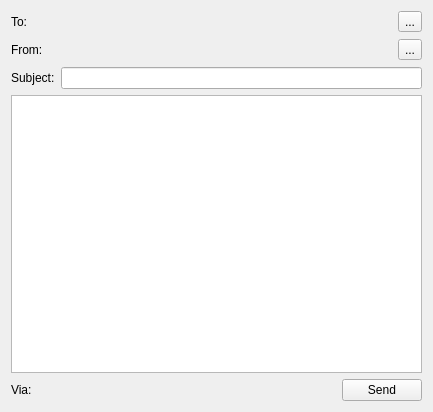
Qt form src/gui/widgets/compose.ui (Open-Transactions/Moneychanger) before a commit.
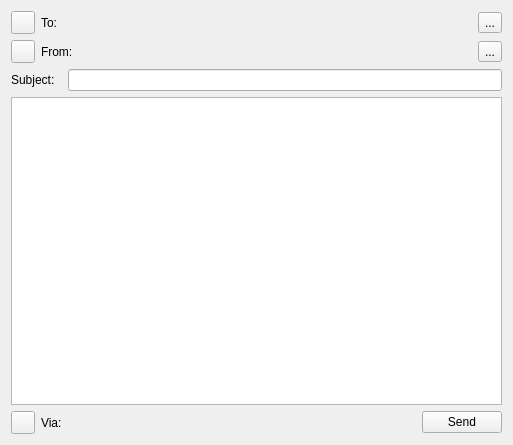
The same form after that commit. Icons and pictures are not drawn.

The edit to the form file:
```diff
--- a/src/gui/widgets/compose.ui
+++ b/src/gui/widgets/compose.ui
@@ -6,16 +6,41 @@
    <rect>
     <x>0</x>
     <y>0</y>
-    <width>433</width>
-    <height>412</height>
+    <width>513</width>
+    <height>445</height>
    </rect>
   </property>
   <property name="windowTitle">
    <string>Dialog</string>
   </property>
+  <layout class="QGridLayout" name="gridLayout_2">
+   <item row="0" column="0" colspan="4">
   <layout class="QGridLayout" name="gridLayout">
    <item row="0" column="0">
+      <widget class="QToolButton" name="toolButton">
+       <property name="enabled">
+        <bool>true</bool>
+       </property>
+       <property name="text">
+        <string/>
+       </property>
+       <property name="icon">
+        <iconset resource="../resource.qrc">
+         <normaloff>:/icons/icons/lock.png</normaloff>:/icons/icons/lock.png</iconset>
+       </property>
+       <property name="autoRaise">
+        <bool>false</bool>
+       </property>
+      </widget>
+     </item>
+     <item row="0" column="1">
     <widget class="QLabel" name="label">
+       <property name="sizePolicy">
+        <sizepolicy hsizetype="Fixed" vsizetype="Fixed">
+         <horstretch>0</horstretch>
+         <verstretch>0</verstretch>
+        </sizepolicy>
+       </property>
      <property name="maximumSize">
       <size>
        <width>16777215</width>
@@ -27,7 +52,7 @@
      </property>
     </widget>
    </item>
-   <item row="0" column="1" colspan="2">
+     <item row="0" column="2">
     <widget class="QPushButton" name="toButton">
      <property name="sizePolicy">
       <sizepolicy hsizetype="Expanding" vsizetype="Fixed">
@@ -58,7 +83,27 @@
     </widget>
    </item>
    <item row="1" column="0">
+      <widget class="QToolButton" name="toolButton_2">
+       <property name="enabled">
+        <bool>true</bool>
+       </property>
+       <property name="text">
+        <string/>
+       </property>
+       <property name="icon">
+        <iconset resource="../resource.qrc">
+         <normaloff>:/icons/icons/signature-small.png</normaloff>:/icons/icons/signature-small.png</iconset>
+       </property>
+      </widget>
+     </item>
+     <item row="1" column="1">
     <widget class="QLabel" name="label_2">
+       <property name="sizePolicy">
+        <sizepolicy hsizetype="Fixed" vsizetype="Fixed">
+         <horstretch>0</horstretch>
+         <verstretch>0</verstretch>
+        </sizepolicy>
+       </property>
      <property name="maximumSize">
       <size>
        <width>16777215</width>
@@ -70,7 +115,7 @@
      </property>
     </widget>
    </item>
-   <item row="1" column="1" colspan="2">
+     <item row="1" column="2">
     <widget class="QPushButton" name="fromButton">
      <property name="sizePolicy">
       <sizepolicy hsizetype="Expanding" vsizetype="Fixed">
@@ -100,8 +145,16 @@
      </property>
     </widget>
    </item>
-   <item row="2" column="0">
+    </layout>
+   </item>
+   <item row="1" column="0" colspan="2">
     <widget class="QLabel" name="label_4">
+     <property name="sizePolicy">
+      <sizepolicy hsizetype="Fixed" vsizetype="Fixed">
+       <horstretch>0</horstretch>
+       <verstretch>0</verstretch>
+      </sizepolicy>
+     </property>
      <property name="maximumSize">
       <size>
        <width>16777215</width>
@@ -113,13 +166,27 @@
      </property>
     </widget>
    </item>
-   <item row="2" column="1" colspan="3">
+   <item row="1" column="2" colspan="2">
     <widget class="QLineEdit" name="subjectEdit"/>
    </item>
-   <item row="3" column="0" colspan="4">
+   <item row="2" column="0" colspan="4">
     <widget class="QPlainTextEdit" name="contentsEdit"/>
    </item>
-   <item row="4" column="0">
+   <item row="3" column="0">
+    <widget class="QToolButton" name="toolButton_3">
+     <property name="enabled">
+      <bool>true</bool>
+     </property>
+     <property name="text">
+      <string/>
+     </property>
+     <property name="icon">
+      <iconset resource="../resource.qrc">
+       <normaloff>:/icons/icons/p2p.png</normaloff>:/icons/icons/p2p.png</iconset>
+     </property>
+    </widget>
+   </item>
+   <item row="3" column="1">
     <widget class="QLabel" name="label_3">
      <property name="maximumSize">
       <size>
@@ -132,7 +199,7 @@
      </property>
     </widget>
    </item>
-   <item row="4" column="1">
+   <item row="3" column="2">
     <widget class="QPushButton" name="viaButton">
      <property name="sizePolicy">
       <sizepolicy hsizetype="Expanding" vsizetype="Fixed">
@@ -151,7 +218,7 @@
      </property>
     </widget>
    </item>
-   <item row="4" column="2" colspan="2">
+   <item row="3" column="3">
     <widget class="QPushButton" name="sendButton">
      <property name="maximumSize">
       <size>
```
Lines whose indentation alone changed are shown as unchanged.
